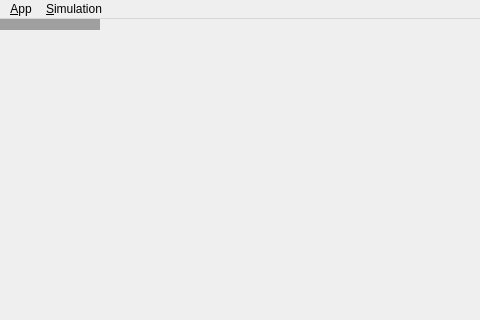
First picture: the form in mainwindow.ui, repository kuroneko/halflifedecaysim, before the edit; both pictures show x 0 to 480 and y 0 to 320 of the 1221 by 904 pixel window.
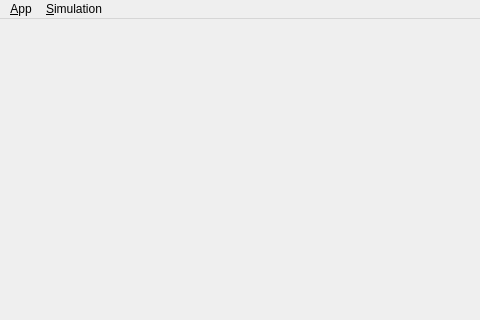
Second picture: the form after the edit.

Commit message: Rewrite dialog handling to use non-reentrant main loops as they don't work with wasm.

```diff
--- a/mainwindow.ui
+++ b/mainwindow.ui
@@ -13,7 +13,7 @@
   <property name="windowTitle">
    <string>Halflife Decay</string>
   </property>
-  <widget class="QMdiArea" name="mdiArea"/>
+  <widget class="QWidget" name="mainWidget"/>
   <widget class="QMenuBar" name="menubar">
    <property name="geometry">
     <rect>
```
The commit also changes 2 other files.
